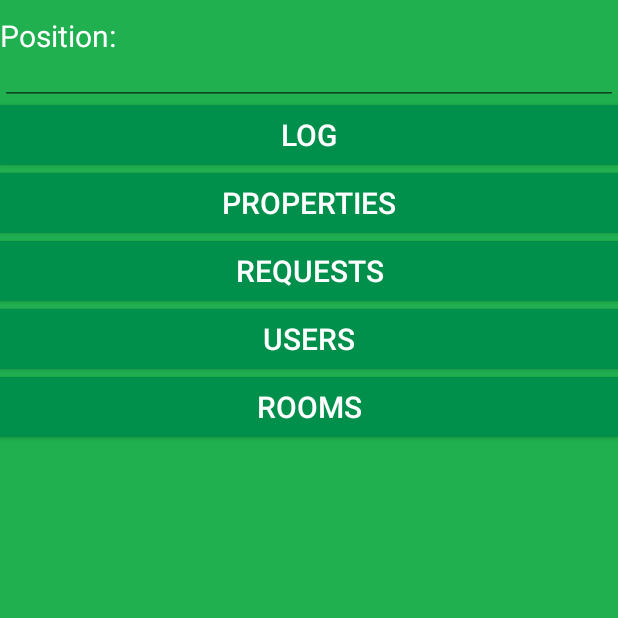
After one commit to SpikerYang/Shared-Dorm, an Android app: the fragment fragCheck placed in its activity, on a phone screen of 412 x 824 dp, the top half of it. The commit adds this screen. Run offline under Robolectric (Android 15) with nearby library versions, the phone set to English and light mode, and no system bars.

Commit message:
fragCheck added!

```diff
--- a/app/src/main/java/com/example/myapp/atyAdmin.java
+++ b/app/src/main/java/com/example/myapp/atyAdmin.java
@@ -41,6 +41,8 @@ public class atyAdmin extends AppCompatActivity {
             case 0: fragment = new fragAdmin(); break;
             case 1: fragment = new fragEditProperty(); break;
             case 2: fragment = new fragEditRequest(); break;
+            case 3: fragment = new fragCheck(); break;
+            case 4: fragment = new fragEditUserRole(); break;
         }
         transaction.replace(R.id.content_frame, fragment).commit();
         mDrawerList.setItemChecked(position,true);
--- /dev/null
+++ b/app/src/main/java/com/example/myapp/fragCheck.java
@@ -0,0 +1,99 @@
+package com.example.myapp;
+
+import android.content.Context;
+import android.content.Intent;
+import android.net.Uri;
+import android.os.Bundle;
+import android.support.annotation.NonNull;
+import android.support.annotation.Nullable;
+import android.support.v4.app.Fragment;
+import android.view.LayoutInflater;
+import android.view.View;
+import android.view.ViewGroup;
+import android.widget.Button;
+import android.widget.EditText;
+import android.widget.Toast;
+
+import org.json.JSONArray;
+import org.json.JSONException;
+import org.json.JSONObject;
+
+import java.io.IOException;
+
+import okhttp3.Call;
+import okhttp3.Callback;
+import okhttp3.FormBody;
+import okhttp3.MediaType;
+import okhttp3.OkHttpClient;
+import okhttp3.Request;
+import okhttp3.RequestBody;
+import okhttp3.Response;
+
+public class fragCheck extends Fragment implements View.OnClickListener {
+    private EditText etCheckPos;
+    private appUser app;
+    @Nullable
+    @Override
+    public View onCreateView(@NonNull LayoutInflater inflater, @Nullable ViewGroup container, @Nullable Bundle savedInstanceState) {
+        View view = inflater.inflate(R.layout.fragment_frag_check, container, false);
+        etCheckPos = view.findViewById(R.id.etCheckPos);
+        app = (appUser) getActivity().getApplication();
+        view.findViewById(R.id.btnCheckLog).setOnClickListener(this);
+        view.findViewById(R.id.btnCheckProperties).setOnClickListener(this);
+        view.findViewById(R.id.btnCheckRequests).setOnClickListener(this);
+        view.findViewById(R.id.btnCheckRooms).setOnClickListener(this);
+        view.findViewById(R.id.btnCheckUsers).setOnClickListener(this);
+        return view;
+    }
+
+
+    @Override
+    public void onClick(View v) {
+        OkHttpClient okHttpClient = new OkHttpClient();
+        switch(v.getId()) {
+            case R.id.btnCheckLog:
+                checkLog(okHttpClient);
+                break;
+        }
+    }
+    private void checkLog(OkHttpClient client) {
+        JSONObject jsonPost = new JSONObject();
+        try {
+            jsonPost.put("jwt", app.getUser().getJwt());
+            jsonPost.put("pos", etCheckPos.getText().toString());
+        } catch (JSONException e) {
+            e.printStackTrace();
+        }
+        RequestBody requestBody = FormBody.create(MediaType.parse("application/json; charset=utf-8")
+                , jsonPost.toString());
+        Request request = new Request.Builder()
+                .url(app.Server + getString(R.string.checkLog))
+                .post(requestBody)
+                .build();
+        Call call = client.newCall(request);
+        call.enqueue(new Callback() {
+            @Override
+            public void onFailure(Call call, IOException e) {
+                System.out.println("Check Log failed");
+            }
+
+            @Override
+            public void onResponse(Call call, Response response) throws IOException {
+                String strRes = response.body().string();
+                System.out.println(strRes);
+
+                try {
+                    JSONObject state = new JSONObject(strRes);
+                    JSONArray log = state.getJSONArray("payload");
+                    if (state.get("result").equals("success")) {
+                        System.out.println(log);
+                    } else {
+                        Toast.makeText(getActivity(), "Check log failed!", Toast.LENGTH_SHORT).show();
+                    }
+                } catch (JSONException e) {
+                    e.printStackTrace();
+                }
+            }
+        });
+    }
+}
--- a/app/src/main/res/layout/drawer_list_item.xml
+++ b/app/src/main/res/layout/drawer_list_item.xml
@@ -1,6 +1,8 @@
 <?xml version="1.0" encoding="utf-8"?>
 <TextView xmlns:android="http://schemas.android.com/apk/res/android"
     android:layout_width="match_parent"
-    android:layout_height="30dp"
+    android:layout_height="50dp"
+    android:textColor="@color/white"
+    android:textSize="20dp"
     android:gravity="center">
 </TextView>
--- /dev/null
+++ b/app/src/main/res/layout/fragment_frag_check.xml
@@ -0,0 +1,75 @@
+<?xml version="1.0" encoding="utf-8"?>
+<FrameLayout xmlns:android="http://schemas.android.com/apk/res/android"
+    xmlns:tools="http://schemas.android.com/tools"
+    android:layout_width="match_parent"
+    android:layout_height="match_parent"
+    tools:context=".fragCheck"
+    android:background="@color/background">
+
+    <!-- TODO: Update blank fragment layout -->
+    <LinearLayout
+        android:layout_width="match_parent"
+        android:layout_height="match_parent"
+        android:orientation="vertical">
+        <TextView
+            android:layout_width="match_parent"
+            android:layout_height="30dp"
+            android:textSize="20dp"
+            android:textColor="@color/white"
+            android:text="Position: "
+            android:layout_marginTop="10dp"/>
+        <EditText
+            android:id="@+id/etCheckPos"
+            android:layout_width="match_parent"
+            android:layout_height="30dp"/>
+        <Button
+            android:id="@+id/btnCheckLog"
+            android:layout_width="match_parent"
+            android:layout_height="40dp"
+            android:layout_marginBottom="5dp"
+            android:background="@color/btnGreen"
+            android:textColor="@color/white"
+            android:textSize="20dp"
+            android:text="Log"/>
+        <Button
+            android:id="@+id/btnCheckProperties"
+            android:layout_width="match_parent"
+            android:layout_height="40dp"
+            android:layout_marginBottom="5dp"
+            android:background="@color/btnGreen"
+            android:textColor="@color/white"
+            android:textSize="20dp"
+            android:text="Properties"/>
+        <Button
+            android:id="@+id/btnCheckRequests"
+            android:layout_width="match_parent"
+            android:layout_height="40dp"
+            android:layout_marginBottom="5dp"
+            android:background="@color/btnGreen"
+            android:textColor="@color/white"
+            android:textSize="20dp"
+            android:text="Requests"/>
+        <Button
+            android:id="@+id/btnCheckUsers"
+            android:layout_width="match_parent"
+            android:layout_height="40dp"
+            android:layout_marginBottom="5dp"
+            android:background="@color/btnGreen"
+            android:textColor="@color/white"
+            android:textSize="20dp"
+            android:text="Users"/>
+        <Button
+            android:id="@+id/btnCheckRooms"
+            android:layout_width="match_parent"
+            android:layout_height="40dp"
+            android:layout_marginBottom="5dp"
+            android:background="@color/btnGreen"
+            android:textColor="@color/white"
+            android:textSize="20dp"
+            android:text="Rooms"/>
+
+        <ListView
+            android:layout_width="match_parent"
+            android:layout_height="wrap_content"></ListView>
+    </LinearLayout>
+</FrameLayout>
--- a/app/src/main/res/values/strings.xml
+++ b/app/src/main/res/values/strings.xml
@@ -2,6 +2,7 @@
     <string name="app_name">SharedRoomAdministration</string>
     <string name="login">/php/user/Login.php</string>
     <string name="register">/php/user/Register.php</string>
+    <string name="checkLog">/php/admin/Log.php</string>
     <string-array name="menu">
         <item>Admin</item>
         <item>EditProperty</item>
```
Also changed, not shown: app/src/main/java/com/example/myapp/appUser.java (+8 -2 lines), app/src/main/java/com/example/myapp/atyLogin.java (+11 -5 lines), app/src/main/java/com/example/myapp/fragAdmin.java (+17 -0 lines), app/src/main/java/com/example/myapp/fragEditUserRole.java (added, +20 -0 lines), app/src/main/res/layout/fragment_frag_admin.xml (+25 -2 lines), app/src/main/res/layout/fragment_frag_edit_user_role.xml (added, +14 -0 lines), 1 other file.
